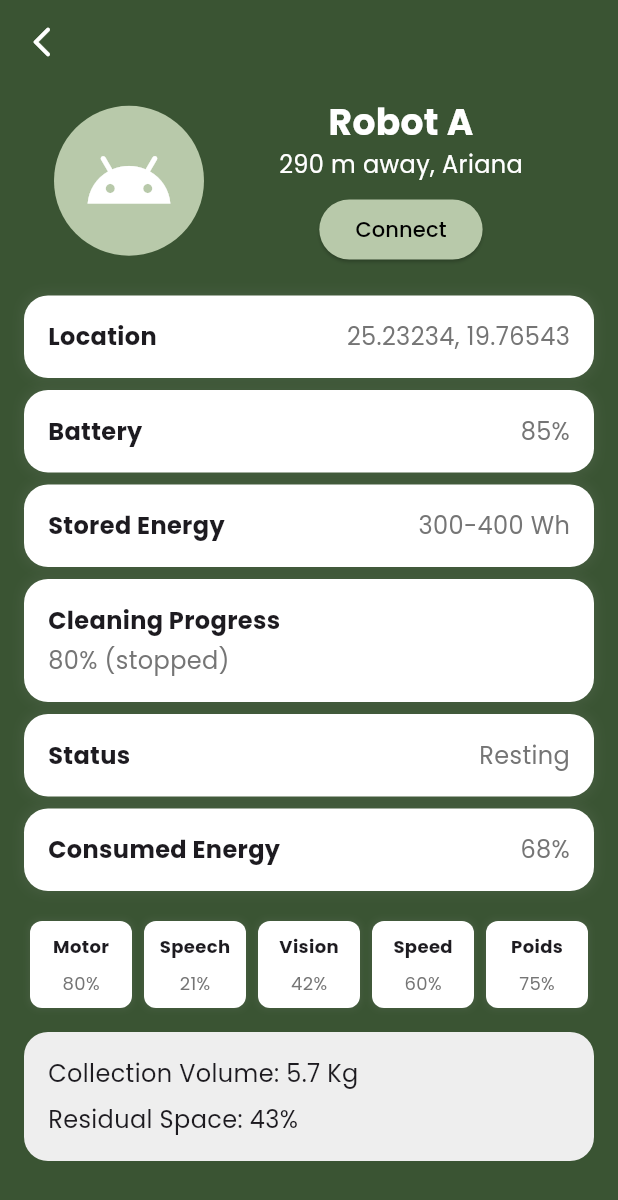
After one commit to DaliAmira/RERO, a Flutter app: the RobotDetailsPage screen opened directly, on a phone screen of 412 x 824 dp. The commit adds this screen. Shown: the top 1200 px of the screen. Run offline on Flutter 3.47's test engine with Material 3 defaults, Android fonts, the phone set to English and light mode, and no system bars; our stand-ins replace flutter_map, latlong2, location.

Commit message:
add robot details page

```diff
--- a/lib/Pages/Request_page.dart
+++ b/lib/Pages/Request_page.dart
@@ -38,7 +38,7 @@ class RequestPage extends StatelessWidget {
                     width: 350,
                     height: 763,
                     decoration: BoxDecoration(
-                      color: Color.fromRGBO(226, 255, 224, 0.573),
+                      color: const Color.fromRGBO(226, 255, 224, 0.573),
                       borderRadius: const BorderRadius.vertical(
                           top: Radius.circular(16),
                           bottom: Radius.circular(16)),
@@ -228,7 +228,7 @@ class RequestPage extends StatelessWidget {
                           child: ElevatedButton.icon(
                             onPressed: () {
                               // Action when button is pressed
-                              print("Pick Location button pressed");
+                              // print("Pick Location button pressed");
                             },
                             icon: const Icon(Icons.location_on,
                                 color: Colors.white),
@@ -237,7 +237,7 @@ class RequestPage extends StatelessWidget {
                               style: TextStyle(color: Colors.white),
                             ),
                             style: ElevatedButton.styleFrom(
-                              backgroundColor: Color.fromARGB(255, 3, 54, 4),
+                              backgroundColor: const Color.fromARGB(255, 3, 54, 4),
                               // Button color
                               shape: RoundedRectangleBorder(
                                 borderRadius: BorderRadius.circular(
--- /dev/null
+++ b/lib/Pages/Robotdetails_page.dart
@@ -0,0 +1,231 @@
+import 'package:flutter/material.dart';
+
+class RobotDetailsPage extends StatelessWidget {
+  @override
+  Widget build(BuildContext context) {
+    return Scaffold(
+      backgroundColor:
+          const Color.fromRGBO(58, 84, 51, 1), // Light green background
+      appBar: AppBar(
+        shape: RoundedRectangleBorder(borderRadius: BorderRadius.circular(5)),
+        backgroundColor: Colors.transparent,
+        elevation: 0,
+        leading: IconButton(
+          icon:
+              const Icon(Icons.arrow_back_ios_new_rounded, color: Colors.white),
+          onPressed: () {
+            Navigator.pop(context); // Navigate back to the previous screen
+          },
+        ),
+      ),
+
+      body: Padding(
+        padding: const EdgeInsets.symmetric(horizontal: 16.0, vertical: 8.0),
+        child: Column(
+          crossAxisAlignment: CrossAxisAlignment.start,
+          children: [
+            Center(
+              child: Row(
+                children: [
+                  const Padding(
+                    padding: EdgeInsets.only(right: 50, left: 20),
+                    child: CircleAvatar(
+                      radius: 50,
+                      backgroundColor: Color.fromRGBO(184, 201, 170, 1),
+                      child: Icon(Icons.android,
+                          size: 60, color: Color.fromARGB(255, 255, 255, 255)),
+                    ),
+                  ),
+                  Column(
+                    children: [
+                      const Text(
+                        "Robot A",
+                        style: TextStyle(
+                          color: Colors.white,
+                          fontSize: 24,
+                          fontWeight: FontWeight.bold,
+                        ),
+                      ),
+                      const Text(
+                        "290 m away, Ariana",
+                        style: TextStyle(
+                            fontSize: 16,
+                            color: Color.fromARGB(255, 255, 255, 255)),
+                      ),
+                      const SizedBox(height: 8),
+                      ElevatedButton(
+                        onPressed: () {},
+                        style: ElevatedButton.styleFrom(
+                          backgroundColor:
+                              const Color.fromRGBO(184, 201, 170, 1),
+                          shape: RoundedRectangleBorder(
+                            borderRadius: BorderRadius.circular(20),
+                          ),
+                        ),
+                        child: const Text(
+                          "Connect",
+                          style: TextStyle(color: Colors.black),
+                        ),
+                      ),
+                    ],
+                  )
+                ],
+              ),
+            ),
+            const SizedBox(height: 16),
+            Expanded(
+              child: ListView(
+                children: [
+                  buildInfoCard("Location", "25.23234, 19.76543"),
+                  buildInfoCard("Battery", "85%"),
+                  buildInfoCard("Stored Energy", "300-400 Wh"),
+                  buildProgressCard("Cleaning Progress", "80% (stopped)"),
+                  buildInfoCard("Status", "Resting"),
+                  buildInfoCard("Consumed Energy", "68%"),
+                  const SizedBox(height: 16),
+                  Row(
+                    mainAxisAlignment: MainAxisAlignment.spaceBetween,
+                    children: [
+                      buildAttributeCard("Motor", "80%"),
+                      buildAttributeCard("Speech", "21%"),
+                      buildAttributeCard("Vision", "42%"),
+                      buildAttributeCard("Speed", "60%"),
+                      buildAttributeCard("Poids", "75%"),
+                    ],
+                  ),
+                  const SizedBox(height: 16),
+                  Container(
+                    padding: const EdgeInsets.all(16),
+                    decoration: BoxDecoration(
+                      color: Colors.grey[200],
+                      borderRadius: BorderRadius.circular(16),
+                    ),
+                    child: const Column(
+                      crossAxisAlignment: CrossAxisAlignment.start,
+                      children: [
+                        Text("Collection Volume: 5.7 Kg",
+                            style: TextStyle(fontSize: 16)),
+                        SizedBox(height: 8),
+                        Text("Residual Space: 43%",
+                            style: TextStyle(fontSize: 16)),
+                      ],
+                    ),
+                  ),
+                ],
+              ),
+            ),
+          ],
+        ),
+      ),
+    );
+  }
+
+  Widget buildInfoCard(String title, String value) {
+    return Padding(
+      padding: const EdgeInsets.symmetric(vertical: 4.0),
+      child: Container(
+        padding: const EdgeInsets.all(16),
+        decoration: BoxDecoration(
+          color: Colors.white,
+          borderRadius: BorderRadius.circular(16),
+          boxShadow: [
+            BoxShadow(
+              color: Colors.grey.withOpacity(0.1),
+              spreadRadius: 2,
+              blurRadius: 5,
+            ),
+          ],
+        ),
+        child: Row(
+          mainAxisAlignment: MainAxisAlignment.spaceBetween,
+          children: [
+            Text(
+              title,
+              style: const TextStyle(fontSize: 16, fontWeight: FontWeight.bold),
+            ),
+            Text(
+              value,
+              style: TextStyle(fontSize: 16, color: Colors.grey[600]),
+            ),
+          ],
+        ),
+      ),
+    );
+  }
+
+  Widget buildProgressCard(String title, String value) {
+    return Padding(
+      padding: const EdgeInsets.symmetric(vertical: 4.0),
+      child: Container(
+        padding: const EdgeInsets.all(16),
+        decoration: BoxDecoration(
+          color: Colors.white,
+          borderRadius: BorderRadius.circular(16),
+          boxShadow: [
+            BoxShadow(
+              color: Colors.grey.withOpacity(0.1),
+              spreadRadius: 2,
+              blurRadius: 5,
+            ),
+          ],
+        ),
+        child: Row(
+          mainAxisAlignment: MainAxisAlignment.spaceBetween,
+          children: [
+            Column(
+              crossAxisAlignment: CrossAxisAlignment.start,
+              children: [
+                Text(
+                  title,
+                  style: const TextStyle(
+                      fontSize: 16, fontWeight: FontWeight.bold),
+                ),
+                const SizedBox(height: 4),
+                Text(
+                  value,
+                  style: TextStyle(fontSize: 16, color: Colors.grey[600]),
+                ),
+              ],
+            ),
+          ],
+        ),
+      ),
+    );
+  }
+
+  Widget buildAttributeCard(String attribute, String value) {
+    return Expanded(
+      child: Container(
+        margin: const EdgeInsets.symmetric(horizontal: 4),
+        padding: const EdgeInsets.all(8),
+        decoration: BoxDecoration(
+          color: Colors.white,
+          borderRadius: BorderRadius.circular(8),
+          boxShadow: [
+            BoxShadow(
+              color: Colors.grey.withOpacity(0.1),
+              spreadRadius: 1,
+              blurRadius: 3,
+            ),
+          ],
+        ),
+        child: Column(
+          children: [
+            Text(
+              attribute,
+              style: const TextStyle(
+                fontWeight: FontWeight.bold,
+                fontSize: 12,
+              ),
+            ),
+            const SizedBox(height: 8),
+            Text(
+              value,
+              style: TextStyle(fontSize: 12, color: Colors.grey[600]),
+            ),
+          ],
+        ),
+      ),
+    );
+  }
+}
--- a/lib/Pages/location_tracker.dart
+++ b/lib/Pages/location_tracker.dart
@@ -1,5 +1,6 @@
 import 'dart:async';
 import 'package:flutter/material.dart';
+import 'package:flutter_application_1/Pages/Robotdetails_page.dart';
 import 'package:flutter_map/flutter_map.dart';
 import 'package:latlong2/latlong.dart';
 import 'package:location/location.dart';
@@ -28,28 +29,6 @@ class _ExpandableMenu extends StatefulWidget {
 
 class _ExpandableMenuState extends State<_ExpandableMenu> {
   bool _isExpanded = false;
-
-  // Widget _buildListTile(String title, String subtitle) {
-  //   return ListTile(
-  //     leading: CircleAvatar(
-  //       backgroundColor: Colors.grey[200],
-  //       child: Icon(Icons.search, color: Colors.blue),
-  //     ),
-  //     title: Text(
-  //       title,
-  //       style: TextStyle(fontWeight: FontWeight.bold, fontSize: 14),
-  //     ),
-  //     subtitle: Text(
-  //       subtitle,
-  //       style: TextStyle(color: Colors.grey[600], fontSize: 12),
-  //     ),
-  //     trailing: Icon(Icons.add_circle_outline, color: Colors.green),
-  //     onTap: () {
-  //       // Handle tap action
-  //     },
-  //   );
-  // }
-
   @override
   Widget build(BuildContext context) {
     return Column(
@@ -117,13 +96,26 @@ class _TrackBusState extends State<TrackBus> {
           width: 29,
           height: 42,
           point: newLatLng,
+          child: GestureDetector(
+            onTap: () {
+              // Navigate to the RobotDetailsPage when the marker is clicked
+              Navigator.push(
+                context,
+                MaterialPageRoute(
+                  builder: (context) => RobotDetailsPage(),
+                ),
+              );
+            },
             child: Image.asset('lib/icons/location_robot_signe.png'),
+          ),
         ),
       );
       _getRoute(newLatLng);
     });
   }
 }
+
+
 
   @override
   void initState() {
--- a/lib/main.dart
+++ b/lib/main.dart
@@ -5,6 +5,7 @@ import 'package:flutter_application_1/Pages/welcome_page.dart';
 import 'package:flutter_application_1/Pages/addrobot_page.dart';
 import 'package:flutter_application_1/Pages/Request_page.dart';
 import 'package:flutter_application_1/Pages/Confirme_request_page.dart';
+import 'package:flutter_application_1/Pages/Robotdetails_page.dart';
 void main() {
   runApp(const MyApp());
 }
@@ -19,7 +20,7 @@ class MyApp extends StatelessWidget {
       debugShowCheckedModeBanner: false,
       theme: ThemeData(fontFamily: 'Poppins'),
 
-      home: const GetStarted()
+      home:  GetStarted()
     );
   }
 }
--- /dev/null
+++ b/lib/model/user.dart
@@ -0,0 +1,46 @@
+
+
+
+class User{
+  int id;
+  String Nom;
+  String Email;
+  String Password;
+  String ImageProfile;
+
+
+
+  User({
+    required this.id,
+    required this.Nom,
+    required this.Email,
+    required this.Password,
+    required this.ImageProfile
+  });
+
+  factory User.fromJson(Map<String,dynamic> json){
+    return User(
+      id: json['id'],
+      Nom: json['nom'],
+      Email: json['email'],
+      Password: json['password'],
+      ImageProfile: json['imageProfile']
+    );
+  }
+
+    Map<String, dynamic> toJson() {
+    return {
+      'id':id,
+      'nom': Nom,
+      'email': Email,
+      'password': Password,
+      'imageProfile': ImageProfile,
+    };
+  }
+
+   @override
+  String toString() {
+    return 'User{id: $id, Nom: $Nom, Email: $Email, Password: $Password, ImageProfile: $ImageProfile}';
+  }
+
+}
```
Lines whose indentation alone changed are shown as unchanged.
